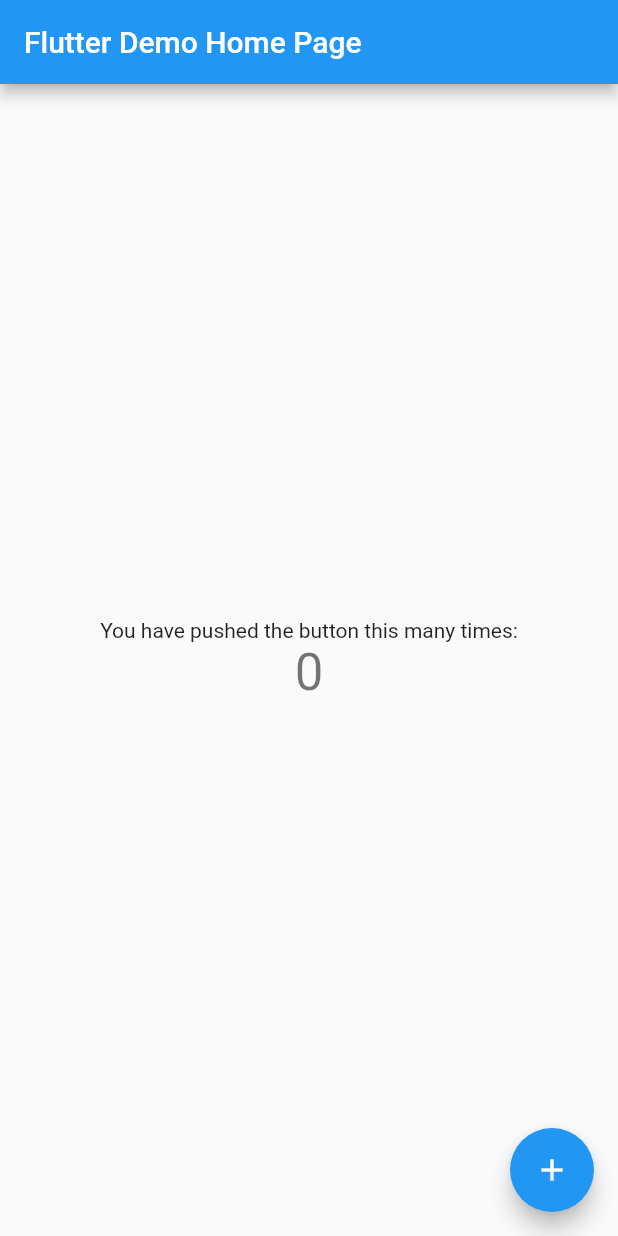
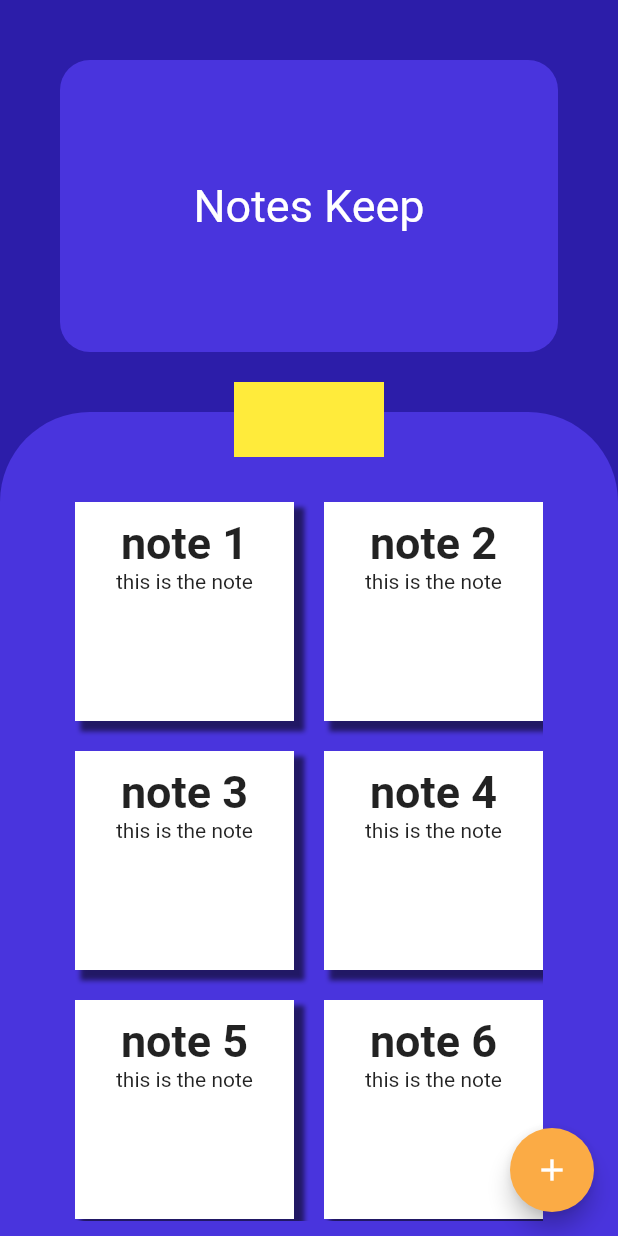
Before and after one commit to dev-saurav/password_manager, a Flutter app: the screen it shows after launch, on a phone screen of 412 x 824 dp. Run offline on Flutter 3.47's test engine with Material 2 defaults, Android fonts, the phone set to English and light mode, and no system bars.

Commit message:
made basic ui

```diff
--- /dev/null
+++ b/lib/dummyData.dart
@@ -0,0 +1,68 @@
+import 'package:flutter/material.dart';
+import './models/note.dart';
+
+List<Note> dummyNotes = [
+  Note(
+    id: '1',
+    title: 'note 1',
+    note: 'this is the note',
+    category: Category.category1,
+    dateTime: DateTime.now(),
+  ),
+  Note(
+    id: '2',
+    title: 'note 2',
+    note: 'this is the note',
+    category: Category.category1,
+    dateTime: DateTime.now(),
+  ),
+  Note(
+    id: '3',
+    title: 'note 3',
+    note: 'this is the note',
+    category: Category.category1,
+    dateTime: DateTime.now(),
+  ),
+  Note(
+    id: '4',
+    title: 'note 4',
+    note: 'this is the note',
+    category: Category.category1,
+    dateTime: DateTime.now(),
+  ),
+  Note(
+    id: '5',
+    title: 'note 5',
+    note: 'this is the note',
+    category: Category.category1,
+    dateTime: DateTime.now(),
+  ),
+  Note(
+    id: '6',
+    title: 'note 6',
+    note: 'this is the note',
+    category: Category.category1,
+    dateTime: DateTime.now(),
+  ),
+  Note(
+    id: '7',
+    title: 'note 7',
+    note: 'this is the note',
+    category: Category.category1,
+    dateTime: DateTime.now(),
+  ),
+  Note(
+    id: '8',
+    title: 'note 8',
+    note: 'this is the note',
+    category: Category.category1,
+    dateTime: DateTime.now(),
+  ),
+  Note(
+    id: '9',
+    title: 'note 9',
+    note: 'this is the note',
+    category: Category.category1,
+    dateTime: DateTime.now(),
+  )
+];
--- a/lib/main.dart
+++ b/lib/main.dart
@@ -1,111 +1,100 @@
 import 'package:flutter/material.dart';
+import './widgets/grid_item_note.dart';
+import 'dummyData.dart';
 
-void main() => runApp(MyApp());
+void main() => runApp((MyApp()));
 
 class MyApp extends StatelessWidget {
-  // This widget is the root of your application.
   @override
   Widget build(BuildContext context) {
     return MaterialApp(
-      title: 'Flutter Demo',
-      theme: ThemeData(
-        // This is the theme of your application.
-        //
-        // Try running your application with "flutter run". You'll see the
-        // application has a blue toolbar. Then, without quitting the app, try
-        // changing the primarySwatch below to Colors.green and then invoke
-        // "hot reload" (press "r" in the console where you ran "flutter run",
-        // or simply save your changes to "hot reload" in a Flutter IDE).
-        // Notice that the counter didn't reset back to zero; the application
-        // is not restarted.
-        primarySwatch: Colors.blue,
-      ),
-      home: MyHomePage(title: 'Flutter Demo Home Page'),
+      debugShowCheckedModeBanner: false,
+      theme: ThemeData(),
+      home: MyHomePage(),
     );
   }
 }
 
-class MyHomePage extends StatefulWidget {
-  MyHomePage({Key key, this.title}) : super(key: key);
-
-  // This widget is the home page of your application. It is stateful, meaning
-  // that it has a State object (defined below) that contains fields that affect
-  // how it looks.
-
-  // This class is the configuration for the state. It holds the values (in this
-  // case the title) provided by the parent (in this case the App widget) and
-  // used by the build method of the State. Fields in a Widget subclass are
-  // always marked "final".
-
-  final String title;
-
-  @override
-  _MyHomePageState createState() => _MyHomePageState();
-}
-
-class _MyHomePageState extends State<MyHomePage> {
-  int _counter = 0;
-
-  void _incrementCounter() {
-    setState(() {
-      // This call to setState tells the Flutter framework that something has
-      // changed in this State, which causes it to rerun the build method below
-      // so that the display can reflect the updated values. If we changed
-      // _counter without calling setState(), then the build method would not be
-      // called again, and so nothing would appear to happen.
-      _counter++;
-    });
-  }
-
+class MyHomePage extends StatelessWidget {
+  //var nt = Note();
   @override
   Widget build(BuildContext context) {
-    // This method is rerun every time setState is called, for instance as done
-    // by the _incrementCounter method above.
-    //
-    // The Flutter framework has been optimized to make rerunning build methods
-    // fast, so that you can just rebuild anything that needs updating rather
-    // than having to individually change instances of widgets.
     return Scaffold(
-      appBar: AppBar(
-        // Here we take the value from the MyHomePage object that was created by
-        // the App.build method, and use it to set our appbar title.
-        title: Text(widget.title),
+      backgroundColor: Color(0xFF2C1DA9),
+      floatingActionButton: FloatingActionButton(
+        backgroundColor: Color(0xFFFBAB45),
+        onPressed: () {},
+        child: Icon(Icons.add),
       ),
-      body: Center(
-        // Center is a layout widget. It takes a single child and positions it
-        // in the middle of the parent.
+      body: SafeArea(
         child: Column(
-          // Column is also a layout widget. It takes a list of children and
-          // arranges them vertically. By default, it sizes itself to fit its
-          // children horizontally, and tries to be as tall as its parent.
-          //
-          // Invoke "debug painting" (press "p" in the console, choose the
-          // "Toggle Debug Paint" action from the Flutter Inspector in Android
-          // Studio, or the "Toggle Debug Paint" command in Visual Studio Code)
-          // to see the wireframe for each widget.
-          //
-          // Column has various properties to control how it sizes itself and
-          // how it positions its children. Here we use mainAxisAlignment to
-          // center the children vertically; the main axis here is the vertical
-          // axis because Columns are vertical (the cross axis would be
-          // horizontal).
-          mainAxisAlignment: MainAxisAlignment.center,
           children: <Widget>[
-            Text(
-              'You have pushed the button this many times:',
+            Expanded(
+              flex: 1,
+              child: Container(
+                width: double.infinity,
+                margin: EdgeInsets.all(40),
+                decoration: BoxDecoration(
+                  color: Color(0xFF4934DD),
+                  borderRadius: BorderRadius.all(
+                    Radius.circular(20),
+                  ),
+                ),
+                child: Center(
+                  child: Text(
+                    "Notes Keep",
+                    style: TextStyle(
+                      fontSize: 30,
+                      color: Colors.white,
+                    ),
+                  ),
+                ),
+              ),
             ),
-            Text(
-              '$_counter',
-              style: Theme.of(context).textTheme.display1,
+            Expanded(
+              flex: 2,
+              child: Stack(
+                overflow: Overflow.visible,
+                alignment: Alignment.center,
+                children: <Widget>[
+                  Container(
+                    decoration: BoxDecoration(
+                      color: Color(0xFF4934DD),
+                      borderRadius: BorderRadius.only(
+                        topLeft: Radius.circular(60),
+                        topRight: Radius.circular(60),
+                      ),
+                    ),
+                  ),
+                  Positioned(
+                    top: -20,
+                    child: Container(
+                      color: Colors.yellow,
+                      height: 50,
+                      width: 100,
+                    ),
+                  ),
+                  Container(
+                    margin: EdgeInsets.only(
+                        top: 60, left: 50, right: 50, bottom: 10),
+                    child: GridView.builder(
+                      itemCount: dummyNotes.length,
+                      gridDelegate: SliverGridDelegateWithFixedCrossAxisCount(
+                          crossAxisCount: 2,
+                          crossAxisSpacing: 20,
+                          mainAxisSpacing: 20),
+                      itemBuilder: (BuildContext ctx, int i) => GridItem(
+                        gridTitle: dummyNotes[i].title,
+                        gridNote: dummyNotes[i].note,
+                      ),
+                    ),
+                  )
+                ],
+              ),
             ),
           ],
         ),
       ),
-      floatingActionButton: FloatingActionButton(
-        onPressed: _incrementCounter,
-        tooltip: 'Increment',
-        child: Icon(Icons.add),
-      ), // This trailing comma makes auto-formatting nicer for build methods.
     );
   }
 }
--- /dev/null
+++ b/lib/models/note.dart
@@ -0,0 +1,19 @@
+import 'package:flutter/material.dart';
+
+enum Category { category1, category2 }
+
+class Note {
+  final String id;
+  final String title;
+  final String note;
+  final Category category;
+  final DateTime dateTime;
+
+  Note({
+    @required this.id,
+    @required this.title,
+    @required this.note,
+    @required this.category,
+    @required this.dateTime,
+  });
+}
--- /dev/null
+++ b/lib/widgets/grid_item_note.dart
@@ -0,0 +1,36 @@
+import 'package:flutter/material.dart';
+
+class GridItem extends StatelessWidget {
+  final String gridTitle;
+  final String gridNote;
+  GridItem({this.gridTitle, this.gridNote});
+  @override
+  Widget build(BuildContext context) {
+    return Container(
+      padding: EdgeInsets.all(10),
+      decoration: BoxDecoration(
+        color: Colors.white,
+        boxShadow: [
+          BoxShadow(
+              color: Colors.black54,
+              blurRadius: 2.0, // has the effect of softening the shadow
+              spreadRadius: 2.0,
+              offset: Offset(
+                5.0,
+                5.0,
+              ) // has the effect of extending the shadow
+              )
+        ],
+      ),
+      child: Column(
+        children: <Widget>[
+          Text(
+            gridTitle,
+            style: TextStyle(fontSize: 30, fontWeight: FontWeight.bold),
+          ),
+          Text(gridNote),
+        ],
+      ),
+    );
+  }
+}
```
